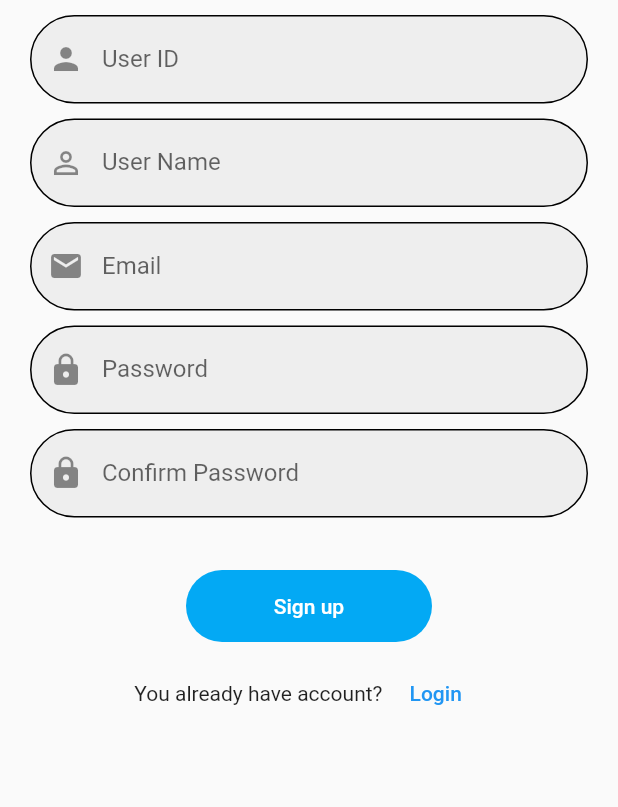
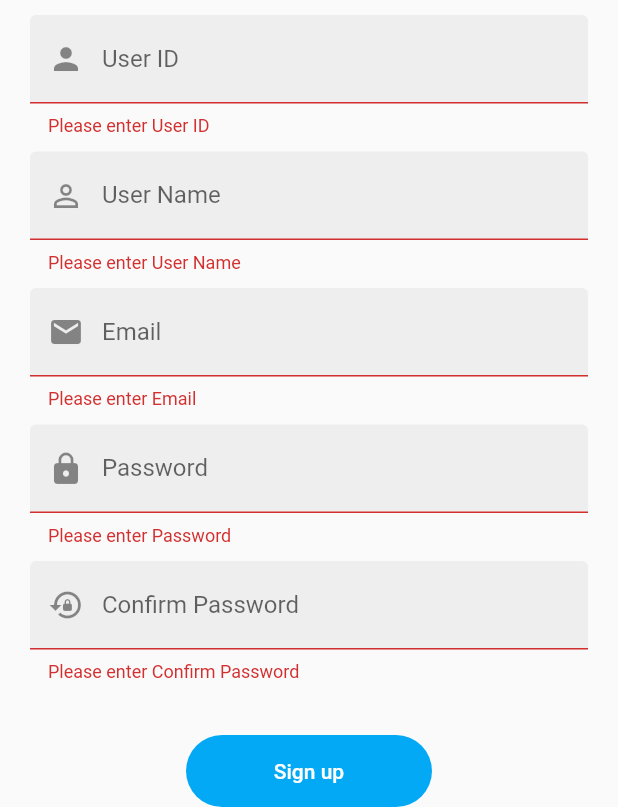
Before and after one commit to ikhlass-hajjam/authentification, a Flutter app: the SignupForm screen opened directly, after a tap on "Sign up", on a phone screen of 412 x 824 dp, the part 429-1236 px from its top. Run offline on Flutter 3.47's test engine with Material 2 defaults, Android fonts, the phone set to English and light mode, and no system bars; our stand-ins replace shared_preferences, sqflite, toast; accounts and stored records are empty.

Commit message:
commit 2 ikhlass

```diff
--- a/lib/Data/dbHelper.dart
+++ b/lib/Data/dbHelper.dart
@@ -36,7 +36,7 @@ class DbHelper{
   }
 
   _onCreate(Database db, int intVersion) async{
-    await db.execute("CREATE TABELE $Table_User("
+    await db.execute("CREATE TABLE $Table_User("
         "$C_UserID TEXT, "
         "$C_UserName TEXT, "
         "$C_Email TEXT, "
@@ -45,10 +45,16 @@ class DbHelper{
         ")");
   }
 
-  Future<int> saveData(UserModel user) async {
+ /*Future<int> saveData(UserModel user) async {
     var dbClient = await db;
     var res = await dbClient.insert(Table_User, user.toMap());
     return res;
+  }*/
+
+  Future<UserModel> saveData(UserModel user) async {
+    var dbClient = await db;
+    user.user_id = (await dbClient.insert(Table_User, user.toMap())) as String;
+    return user;
   }
 
   Future<UserModel> getLoginUser(String userId, String password) async {
--- a/lib/common/comHelper.dart
+++ b/lib/common/comHelper.dart
@@ -2,12 +2,13 @@ import 'package:flutter/material.dart';
 import 'package:toast/toast.dart';
 
 alertDialog(BuildContext context, String msg) {
-  Toast.show(msg, duration: Toast.lengthShort, gravity:  Toast.bottom);
+  Toast.show(msg,textStyle: context, duration: Toast.lengthLong, gravity:  Toast.bottom);
 }
+
 
 // pour la forme du mail
 validateEmail(String email) {
-  final emailReg = new RegExp(
+  final emailReg = RegExp(
       r"^[a-zA-Z0-9.!#$%&'*+/=?^_`{|}~-]+@[a-zA-Z0-9](?:[a-zA-Z0-9-]{0,253}[a-zA-Z0-9])?(?:\.[a-zA-Z0-9](?:[a-zA-Z0-9-]{0,253}[a-zA-Z0-9])?)*$");
   return emailReg.hasMatch(email);
 }
--- a/lib/common/textFormField.dart
+++ b/lib/common/textFormField.dart
@@ -35,8 +35,10 @@ class getTextFormField extends StatelessWidget {
           if (hintName == "Email" && !validateEmail(value)) {
             return 'Please Enter Valid Email';
           }
+
           return null;
         },
+        //onSaved: (val)=>controller.text= val!,
         decoration: InputDecoration(
           enabledBorder: OutlineInputBorder(
             borderRadius: BorderRadius.all(Radius.circular(30.0)),
--- a/lib/screens/signupForm.dart
+++ b/lib/screens/signupForm.dart
@@ -32,15 +32,20 @@ class _SignupFormState extends State<SignupForm> {
 
 
   signUp() async {
+    final form=_formKey.currentState;
+
     String uid = _conUserId.text;
     String uname = _conUserName.text;
     String email = _conEmail.text;
     String passwd = _conPassword.text;
     String cpasswd = _conCPassword.text;
 
-    if (_formKey?.currentState?.validate()==true) {
+    // confiming the password
+
+    if (form?.validate()==true) {
       if (passwd != cpasswd) {
         alertDialog(context, 'Password Mismatch');
+        print('ok');
       } else {
         _formKey?.currentState?.save();
 
@@ -56,7 +61,13 @@ class _SignupFormState extends State<SignupForm> {
         });
       }
     }
+
+
+
+
   }
+
+
 
 
   @override
@@ -65,7 +76,9 @@ class _SignupFormState extends State<SignupForm> {
       appBar: AppBar(
           //title: Text('SignUp'),
       ),
-      body: SingleChildScrollView(
+      body: Form(
+        key:_formKey,
+        child: SingleChildScrollView(
           scrollDirection: Axis.vertical,
           child: Container(
             child: Center(
@@ -113,7 +126,7 @@ class _SignupFormState extends State<SignupForm> {
                     SizedBox(height: 10.0),
                     getTextFormField(
                           controller: _conCPassword,
-                        icon: Icons.lock,
+                          icon: Icons.lock_reset,
                           hintName: 'Confirm Password',
                           isObscureText: true,
                           ),
@@ -162,6 +175,7 @@ class _SignupFormState extends State<SignupForm> {
           ),
         ),
    ),
+      ),
   );
  }
 }
--- a/pubspec.yaml
+++ b/pubspec.yaml
@@ -33,7 +33,7 @@ dependencies:
     sdk: flutter
   path_provider:
   sqflite:
-  toast: ^0.2.9
+  toast:
   shared_preferences:
 
 
```
Lines whose indentation alone changed are shown as unchanged.
